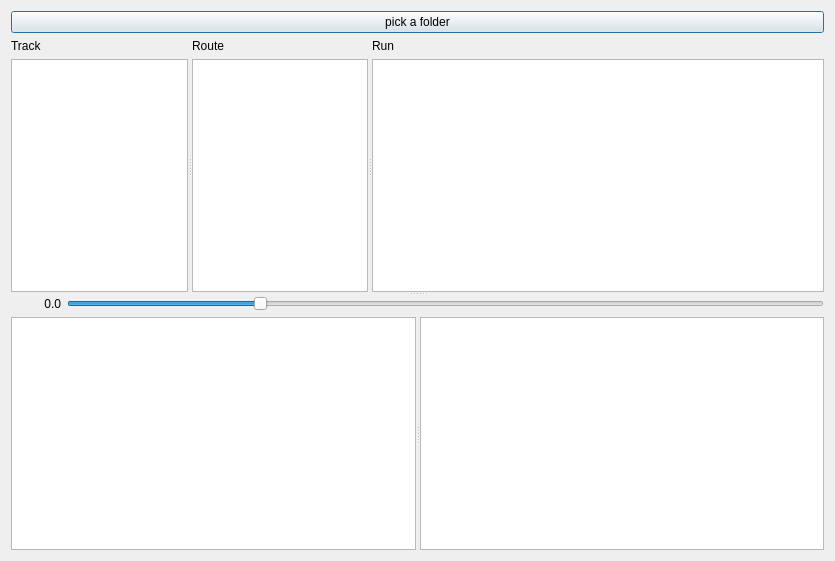
Before: the Qt Designer form cpp/car-gui/route_window.ui in berickson/car, drawn with Qt 5.
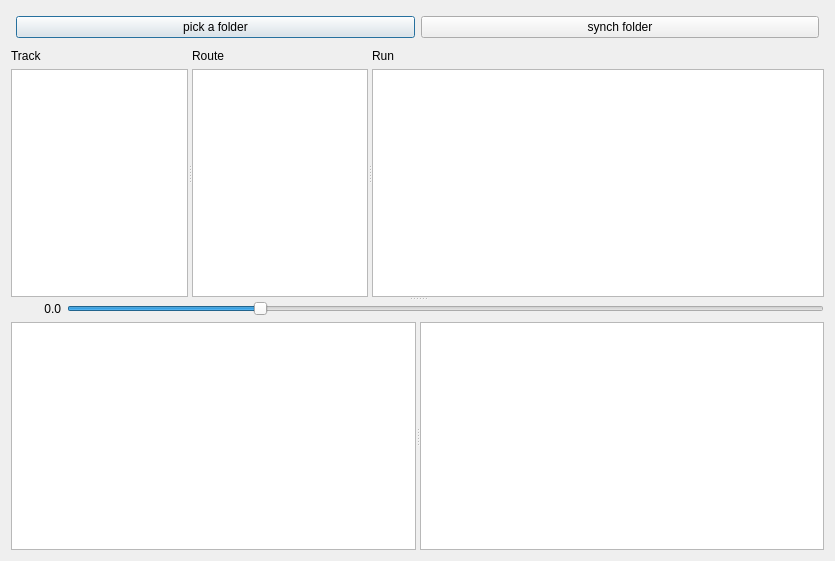
After: the same form once the commit is applied. Icons and pictures are not drawn.

Commit message: reload tracks from gui

Diff of the .ui file:
```diff
--- a/cpp/car-gui/route_window.ui
+++ b/cpp/car-gui/route_window.ui
@@ -28,11 +28,34 @@
   </property>
   <layout class="QVBoxLayout" name="verticalLayout_2">
    <item>
+    <layout class="QHBoxLayout" name="horizontalLayout">
+     <property name="leftMargin">
+      <number>5</number>
+     </property>
+     <property name="topMargin">
+      <number>5</number>
+     </property>
+     <property name="rightMargin">
+      <number>5</number>
+     </property>
+     <property name="bottomMargin">
+      <number>5</number>
+     </property>
+     <item>
     <widget class="QPushButton" name="folder_picker_button">
      <property name="text">
       <string>pick a folder</string>
      </property>
     </widget>
+     </item>
+     <item>
+      <widget class="QPushButton" name="synch_folder_button">
+       <property name="text">
+        <string>synch folder</string>
+       </property>
+      </widget>
+     </item>
+    </layout>
    </item>
    <item>
     <widget class="QSplitter" name="splitter_3">
```
Lines whose indentation alone changed are shown as unchanged. The commit also changes 2 other files.
